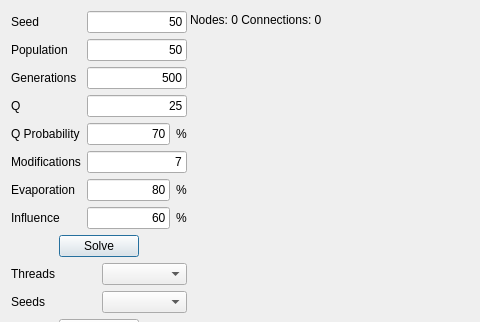
First picture: the form in antcolonydialog.ui, repository xQsme/RLP_Qt, before the edit; both pictures show x 0 to 480 and y 0 to 322 of the 772 by 527 pixel window.
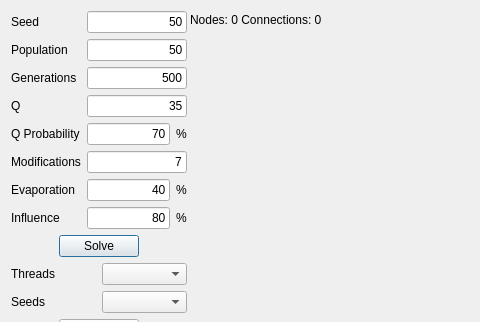
Second picture: the form after the edit.

Commit message: form values

What changed in the file:
```diff
--- a/antcolonydialog.ui
+++ b/antcolonydialog.ui
@@ -166,7 +166,7 @@
         <item>
          <widget class="QLineEdit" name="lineEditQ">
           <property name="text">
-           <string>25</string>
+           <string>35</string>
           </property>
           <property name="alignment">
            <set>Qt::AlignRight|Qt::AlignTrailing|Qt::AlignVCenter</set>
@@ -209,7 +209,7 @@
           <item>
            <widget class="QLineEdit" name="lineEditEvaporation">
             <property name="text">
-             <string>80</string>
+             <string>40</string>
             </property>
             <property name="alignment">
              <set>Qt::AlignRight|Qt::AlignTrailing|Qt::AlignVCenter</set>
@@ -230,7 +230,7 @@
           <item>
            <widget class="QLineEdit" name="lineEditInflunce">
             <property name="text">
-             <string>60</string>
+             <string>80</string>
             </property>
             <property name="alignment">
              <set>Qt::AlignRight|Qt::AlignTrailing|Qt::AlignVCenter</set>
```
The commit also changes 3 other files.
